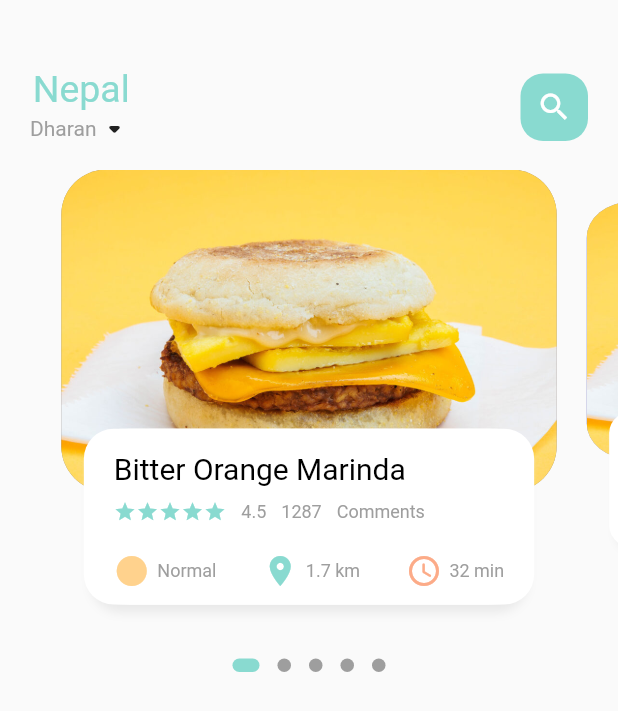
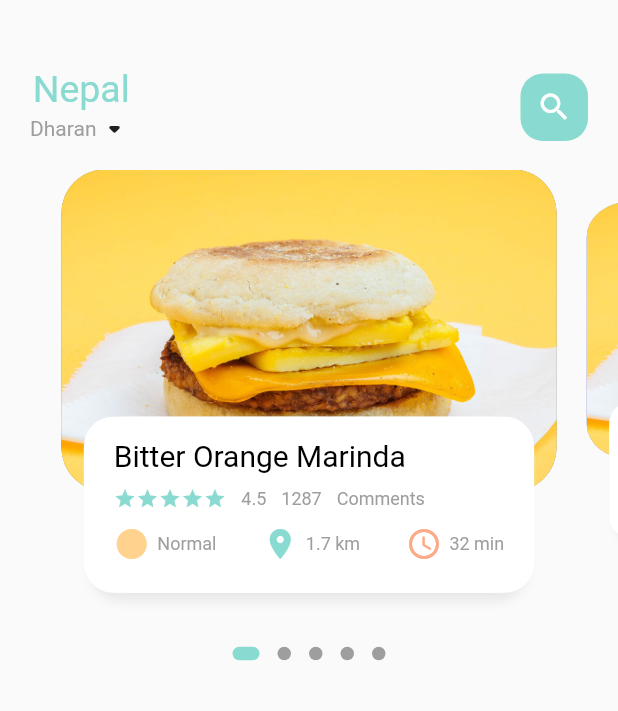
Before and after one commit to subin1rai/E-commerce, a Flutter app: the screen it shows after launch, on a phone screen of 412 x 824 dp. Shown: the top 711 px of the screen. Run offline on Flutter 3.47's test engine with Material 2 defaults, Android fonts, the phone set to English and light mode, and no system bars; drawn by our look-alikes of dots_indicator; our stand-ins replace get.

Commit message:
Screen Dynamic on all

```diff
--- a/lib/Home/food_page_body.dart
+++ b/lib/Home/food_page_body.dart
@@ -43,7 +43,7 @@ setState(() {
       children: [
         Container(
       //color: Colors.deepPurple,
-      height: 320,
+      height: Dimensions.pageView,
       child: PageView.builder(
           controller: pageController,
           itemCount: 5,
@@ -105,7 +105,7 @@ setState(() {
             height: Dimensions.pageViewController,
             margin: EdgeInsets.only(left: 10, right: 10),
             decoration: BoxDecoration(
-                borderRadius: BorderRadius.circular(30),
+                borderRadius: BorderRadius.circular(Dimensions.radius30),
                 color: index.isEven ? FoodColor.paraColor : Color(0xFF9294cc),
                 image: DecorationImage(
                     fit: BoxFit.cover, image: AssetImage("assets/burger.jpg"))),
@@ -117,7 +117,8 @@ setState(() {
               height: Dimensions.pageViewTextController,
               margin: EdgeInsets.only(left: 30, bottom: 30, right: 30),
               decoration: BoxDecoration(
-                borderRadius: BorderRadius.circular(20),
+                borderRadius: BorderRadius.circular(Dimensions.radius20
+                ),
                 boxShadow: [
                   BoxShadow(
                     color: Color(0xFFe8e8e8),
@@ -134,7 +135,7 @@ setState(() {
                 color: Colors.white,
               ),
               child: Container(
-                padding: EdgeInsets.only(top: 15, right: 15, left: 15),
+                padding: EdgeInsets.only(top: Dimensions.height15, right: 15, left: 15),
                 child: Column(
                   crossAxisAlignment: CrossAxisAlignment.start,
                   children: [
@@ -143,7 +144,7 @@ setState(() {
                       color: Colors.black,
                     ),
                     SizedBox(
-                      height: 10,
+                      height: Dimensions.height10,
                     ),
                     Row(
                       children: [
@@ -171,7 +172,7 @@ setState(() {
                       ],
                     ),
                     SizedBox(
-                      height: 20,
+                      height: Dimensions.height20,
                     ),
                     Row(
                       mainAxisAlignment: MainAxisAlignment.spaceBetween,
--- a/lib/util/dimensions.dart
+++ b/lib/util/dimensions.dart
@@ -8,4 +8,15 @@ static double screenWidth =Get.context!.width;
 
 static double pageViewController = screenHight/3.84;
 static double pageViewTextController = screenHight/7.03;
+
+static double pageView = screenHight/2.64;
+static double height10 = screenHight/84.4;
+static double height15 = screenHight/56.27;
+static double height20 = screenHight/82.2;
+
+static double font20 = screenHight/42.2;
+static double radius20 = screenHight/42.2;
+static double radius30 = screenHight/28.13;
+
+
 }
--- a/lib/widgets/big_text.dart
+++ b/lib/widgets/big_text.dart
@@ -1,9 +1,10 @@
+import 'package:e_commerce/util/dimensions.dart';
 import 'package:flutter/material.dart';
 
 //creating method of text to use again and again
 
 class BigText extends StatelessWidget {
-Color? color;
+  Color? color;
   final String text;
   double size;
   TextOverflow overFlow;
@@ -20,7 +21,10 @@ Color? color;
   Widget build(BuildContext context) {
     return Text(
       text,
-      style: TextStyle(fontSize: size, color: color,fontWeight: FontWeight.w400),
+      style: TextStyle(
+          fontSize: size == 0 ? Dimensions.font20 : size,
+          color: color,
+          fontWeight: FontWeight.w400),
       overflow: overFlow,
       maxLines: 1,
     );
```
